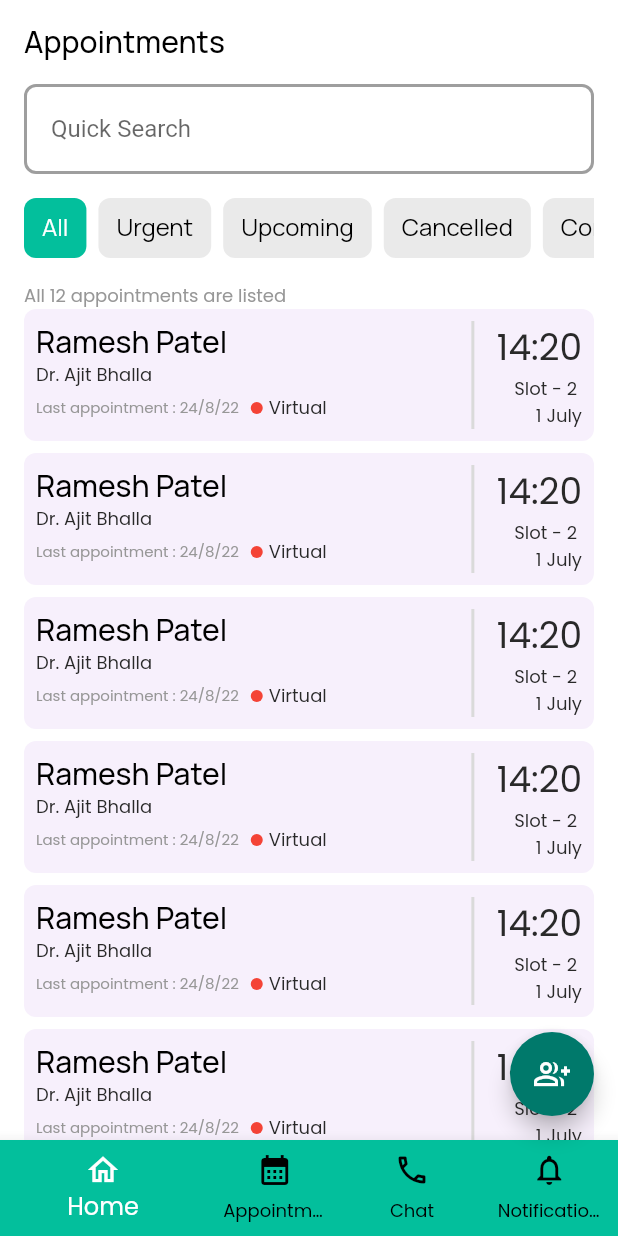
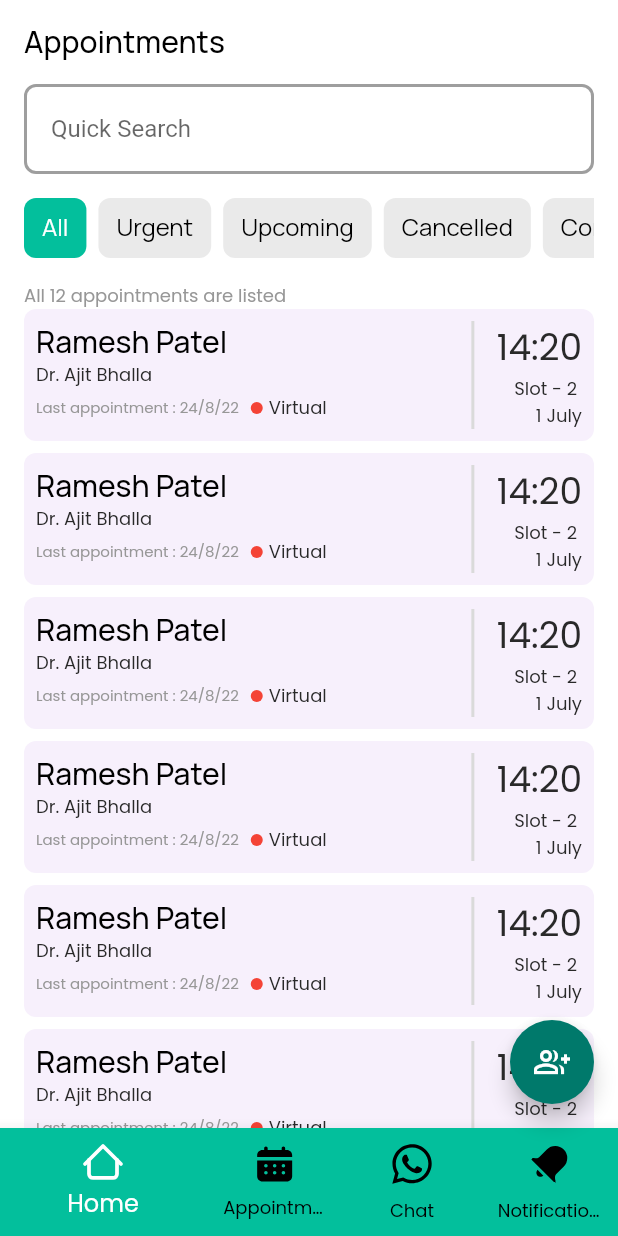
Before and after one commit to JenittaMurugesan/telemed, a Flutter app: the screen it shows after launch, on a phone screen of 412 x 824 dp. Run offline on Flutter 3.47's test engine with Material 2 defaults, Android fonts, the phone set to English and light mode, and no system bars; our stand-ins replace flutter_svg, google_fonts, image_picker, logger, timelines.

Commit message:
Code Format Pending

```diff
--- a/lib/screens/appointments/appointments.dart
+++ b/lib/screens/appointments/appointments.dart
@@ -1,4 +1,5 @@
 import 'package:flutter/material.dart';
+import 'package:flutter_svg/svg.dart';
 import 'package:google_fonts/google_fonts.dart';
 import 'package:pharm/screens/appointments/view/appointments_body.dart';
 import 'package:pharm/utility.dart';
@@ -43,19 +44,35 @@ class _AppointmentsState extends State<Appointments> {
           BottomNavigationBarItem(
             backgroundColor: Utility.primaryColor,
             label: 'Home',
-              icon:  Icon(Icons.home_outlined)),
+              icon:  SvgPicture.asset(
+                'assets/images/icon_home.svg',
+                colorFilter: ColorFilter.mode(
+                    selectedItem == 0 ? Colors.white : Colors.black, BlendMode.srcIn),
+              )),
           BottomNavigationBarItem(
               backgroundColor: Utility.primaryColor,
               label: 'Appointments',
-              icon: Icon(Icons.calendar_month)),
+              icon: SvgPicture.asset(
+                'assets/images/uis_schedule.svg',
+                colorFilter: ColorFilter.mode(
+                    selectedItem == 1 ? Colors.white : Colors.black, BlendMode.srcIn),
+              )),
           BottomNavigationBarItem(
               backgroundColor: Utility.primaryColor,
               label: 'Chat',
-              icon: Icon(Icons.call_outlined)),
+              icon:  SvgPicture.asset(
+                'assets/images/ion_logo-whatsapp.svg',height: 32,
+                colorFilter: ColorFilter.mode(
+                    selectedItem == 2 ? Colors.white : Colors.black, BlendMode.srcIn),
+              )),
           BottomNavigationBarItem(
               backgroundColor: Utility.primaryColor,
               label: 'Notifications',
-              icon: Icon(Icons.notifications_outlined)),
+              icon:SvgPicture.asset(
+                'assets/images/icon_notifications.svg',height: 32,
+                colorFilter: ColorFilter.mode(
+                    selectedItem == 3 ? Colors.white : Colors.black, BlendMode.srcIn),
+              )),
         ],
       ),
       body: const AppointmentsBody(),
--- a/lib/screens/appointments/view/appointments_body.dart
+++ b/lib/screens/appointments/view/appointments_body.dart
@@ -46,12 +46,19 @@ class _AppointmentsBodyState extends State<AppointmentsBody> {
                       color: selectedStatus == index ? Utility.primaryColor : Utility.greyColor,
                       borderRadius: BorderRadius.circular(8)
                     ),
+                    child: InkWell(
+                      onTap: () {
+                        setState(() {
+                          selectedStatus = index;
+                        });
+                      },
                       child: Padding(
                         padding: const EdgeInsets.symmetric(vertical: 8.0, horizontal: 12),
                         child: Text(statusText[index],
                             style: selectedStatus == index
                                 ? Utility.primaryTextWhite
                                 : Utility.primaryTextBlack),
+                      ),
                     ),
                   );
                 },
```
Also changed, not shown: assets/images/icon_home.svg (added). Lines whose indentation alone changed are shown as unchanged.
